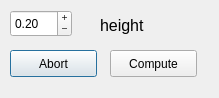
SimpleTree/simpleTree, file src/gui/reference/reference_dialog.ui: the form before one commit.
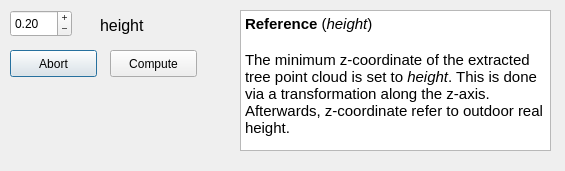
The form after the commit.

The edit to the form file:
```diff
--- a/src/gui/reference/reference_dialog.ui
+++ b/src/gui/reference/reference_dialog.ui
@@ -6,8 +6,8 @@
    <rect>
     <x>0</x>
     <y>0</y>
-    <width>219</width>
-    <height>98</height>
+    <width>565</width>
+    <height>171</height>
    </rect>
   </property>
   <property name="windowTitle">
@@ -88,6 +88,25 @@
     <set>Qt::AlignLeading|Qt::AlignLeft|Qt::AlignVCenter</set>
    </property>
   </widget>
+  <widget class="QTextBrowser" name="textBrowser">
+   <property name="geometry">
+    <rect>
+     <x>240</x>
+     <y>10</y>
+     <width>311</width>
+     <height>141</height>
+    </rect>
+   </property>
+   <property name="html">
+    <string>&lt;!DOCTYPE HTML PUBLIC &quot;-//W3C//DTD HTML 4.0//EN&quot; &quot;http://www.w3.org/TR/REC-html40/strict.dtd&quot;&gt;
+&lt;html&gt;&lt;head&gt;&lt;meta name=&quot;qrichtext&quot; content=&quot;1&quot; /&gt;&lt;style type=&quot;text/css&quot;&gt;
+p, li { white-space: pre-wrap; }
+&lt;/style&gt;&lt;/head&gt;&lt;body style=&quot; font-family:'Ubuntu'; font-size:11pt; font-weight:400; font-style:normal;&quot;&gt;
+&lt;p style=&quot; margin-top:0px; margin-bottom:0px; margin-left:0px; margin-right:0px; -qt-block-indent:0; text-indent:0px;&quot;&gt;&lt;span style=&quot; font-weight:600;&quot;&gt;Reference&lt;/span&gt; (&lt;span style=&quot; font-style:italic;&quot;&gt;height&lt;/span&gt;)&lt;/p&gt;
+&lt;p style=&quot;-qt-paragraph-type:empty; margin-top:0px; margin-bottom:0px; margin-left:0px; margin-right:0px; -qt-block-indent:0; text-indent:0px;&quot;&gt;&lt;br /&gt;&lt;/p&gt;
+&lt;p style=&quot; margin-top:0px; margin-bottom:0px; margin-left:0px; margin-right:0px; -qt-block-indent:0; text-indent:0px;&quot;&gt;The minimum z-coordinate of the extracted tree point cloud is set to &lt;span style=&quot; font-style:italic;&quot;&gt;height&lt;/span&gt;. This is done via a transformation along the z-axis. Afterwards, z-coordinate refer to outdoor real height.&lt;/p&gt;&lt;/body&gt;&lt;/html&gt;</string>
+   </property>
+  </widget>
  </widget>
  <resources/>
  <connections/>
```
